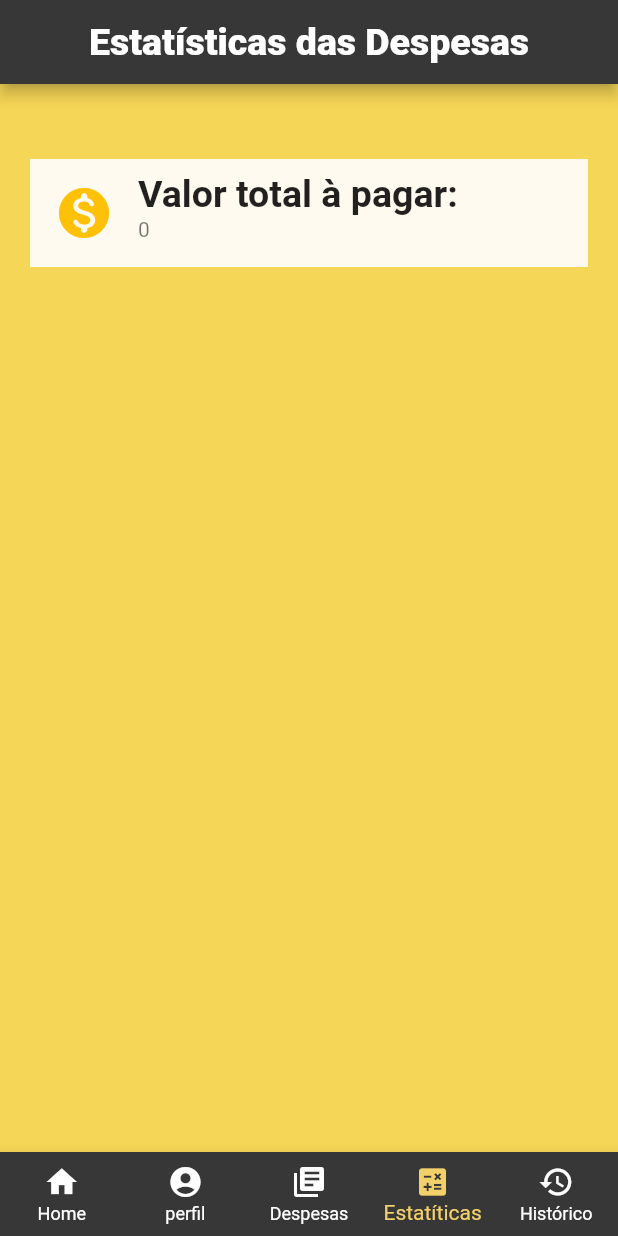
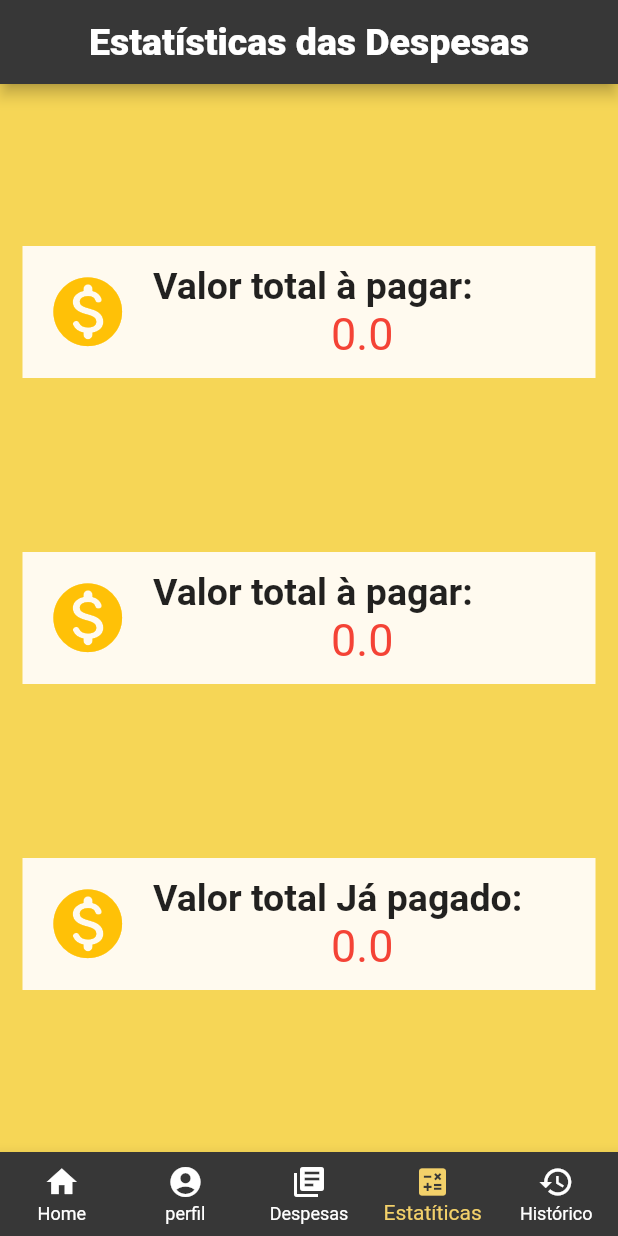
Before and after one commit to Jul10c3s4/projeto1-controlador-despesas, a Flutter app: the screen it shows after launch, item 4 of the bottom bar chosen, on a phone screen of 412 x 824 dp. Run offline on Flutter 3.47's test engine with Material 2 defaults, Android fonts, the phone set to English and light mode, and no system bars; our stand-ins replace image_picker, sqflite; accounts and stored records are empty.

```diff
--- a/lib/domain/despesa_helper.dart
+++ b/lib/domain/despesa_helper.dart
@@ -35,7 +35,7 @@ Future<Database> initDb() async{
 
     //cria a tabela
   await db.execute(
-    'CREATE TABLE $despesaTable($idColumn INTEGER PRYMARY KEY, $descricaoColumn TEXT, $valorColumn INTEGER, $tipoDespColumn TEXT, $dataColumn TEXT, $statusColumn TEXT)');
+    'CREATE TABLE $despesaTable($idColumn INTEGER PRYMARY KEY, $descricaoColumn TEXT, $valorColumn DOUBLE, $tipoDespColumn TEXT, $dataColumn TEXT, $statusColumn TEXT)');
   await db.execute('CREATE TABLE $perfilTable($idPerfilColumn INTEGER PRYMARY KEY, $imgColumn TEXT, $nameColumn TEXT)');
   });
 }
@@ -71,6 +71,10 @@ Future<Despesas?> getDespesa(int id) async{
   Database? dbDespesa = await db;
   return await dbDespesa!.update(despesaTable, despesas.toMap(), where: "$idColumn = ?", whereArgs: [despesas.id]);
 }
+Future<int> updateStatus(Despesas despesas) async{
+  Database? dbDespesa = await db;
+  return await dbDespesa!.update(despesaTable, despesas.toMap(), where: "$idColumn = ?", whereArgs: [despesas.id]);
+}
 
 Future<List<Despesas>> getAllDespesas() async{
   Database? dbDespesa = await db;
--- a/lib/domain/despesas.dart
+++ b/lib/domain/despesas.dart
@@ -12,10 +12,10 @@ const String statusColumn = "statusColumn";
 class Despesas {
   int? id;
   String? descricao;
-  int? valor;
+  double? valor;
   String? tipoDesp;
   String? data;
-  String? status;
+  String? status = "true";
 
   get dataText => this.data;
   Despesas();
--- a/lib/pages/adicionardespesa.dart
+++ b/lib/pages/adicionardespesa.dart
@@ -177,11 +177,11 @@ class _AddDespesaState extends State<AddDespesa> {
                       onChanged: (text) {
                         _userEdited = true;
                         _editedDespesas.valor =
-                            int.parse(_valorController.text ?? "0");
+                            double.parse(_valorController.text ?? "0");
                       },
                       decoration: InputDecoration(
                         border: OutlineInputBorder(),
-                        hintText: 'Conta de luz',
+                        hintText: '100',
                       ),
                     )),
                 SizedBox(
--- a/lib/pages/estatisticas_page.dart
+++ b/lib/pages/estatisticas_page.dart
@@ -16,7 +16,7 @@ class _EstatisticasPageState extends State<EstatisticasPage> {
   DespesaHelper helper = DespesaHelper();
   int valorPago = 0;
   int despPendentes = 0;
-  int totalAPagar = 0;
+  double totalAPagar = 0;
 
   @override
   void initState() {
@@ -39,14 +39,15 @@ class _EstatisticasPageState extends State<EstatisticasPage> {
       ),
       backgroundColor: const Color(0xFFF6D656),
       body: Padding(
-        padding: EdgeInsets.symmetric(horizontal: 20, vertical: 50),
+        padding: EdgeInsets.symmetric(horizontal: 15, vertical: 50),
         child: Column(
+          mainAxisAlignment: MainAxisAlignment.spaceAround,
           children: [
             ListTile(
+              minVerticalPadding: 12,
               leading: Icon(Icons.monetization_on_rounded,
               color: Colors.amber,
-              size: 40,),
-
+              size: 55,),
               tileColor: Color(0xFFFFFAEF),
               title: Text(
                 "Valor total à pagar: ",
@@ -55,8 +56,51 @@ class _EstatisticasPageState extends State<EstatisticasPage> {
                   fontWeight: FontWeight.bold,
                 ),
               ),
-              subtitle: Text("$totalAPagar"),
+              subtitle: Center(child: Text("$totalAPagar",
+              style: TextStyle(
+                fontSize: 30,
+                color: Colors.red.shade500
+              ),),)
+            ),
+            ListTile(
+              minVerticalPadding: 12,
+              leading: Icon(Icons.monetization_on_rounded,
+              color: Colors.amber,
+              size: 55,),
+              tileColor: Color(0xFFFFFAEF),
+              title: Text(
+                "Valor total à pagar: ",
+                style: const TextStyle(
+                  fontSize: 25,
+                  fontWeight: FontWeight.bold,
+                ),
+              ),
+              subtitle: Center(child: Text("$totalAPagar",
+              style: TextStyle(
+                fontSize: 30,
+                color: Colors.red.shade500
+              ),),)
+            ),
+            ListTile(
+              minVerticalPadding: 12,
+              leading: Icon(Icons.monetization_on_rounded,
+              color: Colors.amber,
+              size: 55,),
+              tileColor: Color(0xFFFFFAEF),
+              title: Text(
+                "Valor total Já pagado: ",
+                style: const TextStyle(
+                  fontSize: 25,
+                  fontWeight: FontWeight.bold,
+                ),
+              ),
+              subtitle: Center(child: Text("$totalAPagar",
+              style: TextStyle(
+                fontSize: 30,
+                color: Colors.red.shade500
+              ),),)
             )
+
           ],
         ),
       ),
@@ -66,8 +110,10 @@ class _EstatisticasPageState extends State<EstatisticasPage> {
   void _getDatas() {
     helper.getAllDespesas().then((list) {
       despesas = list;
-      despesas.forEach((despesas) {
+      setState(() {
+        despesas.forEach((despesas) {
         totalAPagar = totalAPagar + despesas.valor!;
+      });
       });
     });
   }
--- a/lib/pages/homepage.dart
+++ b/lib/pages/homepage.dart
@@ -276,11 +276,12 @@ class _HomePageState extends State<HomePage> {
                   child:  TextButton(
                     onPressed: () {
                       setState(() {
-                        despesas[index].status = "true";
+                        despesas[index].status = "false";
+                        despesas.removeAt(index);
                       });
                     },
                     child: const Text(
-                      'Pagar',
+                      'Paguei',
                       style: TextStyle(
                         color: Colors.white,
                         fontSize: 20,
@@ -308,7 +309,11 @@ class _HomePageState extends State<HomePage> {
   void _getAllDespesas() {
     helper.getAllDespesas().then((list) {
       setState(() {
-        despesas = list;
+        for(int i = 0; i < list.length; i++){
+          if(list[i].status == "true"){
+            despesas.add(list[i]);
+          }
+        }
       });
     });
   }
```
